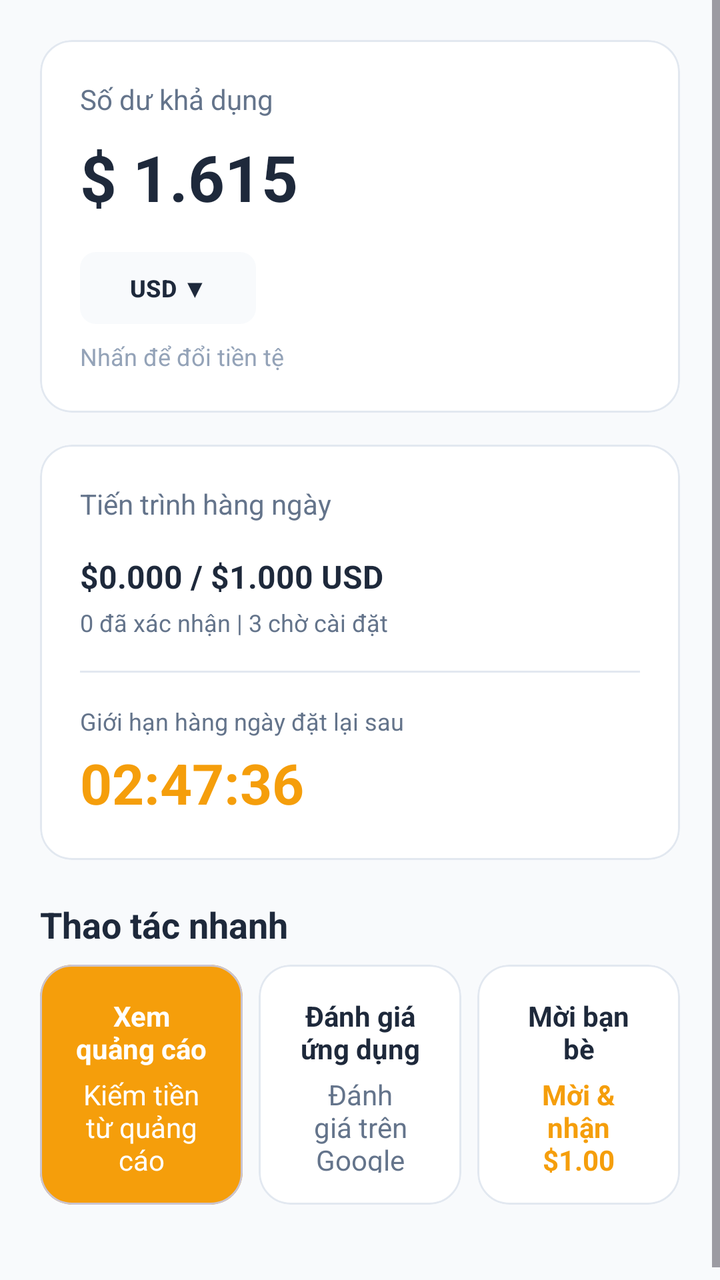
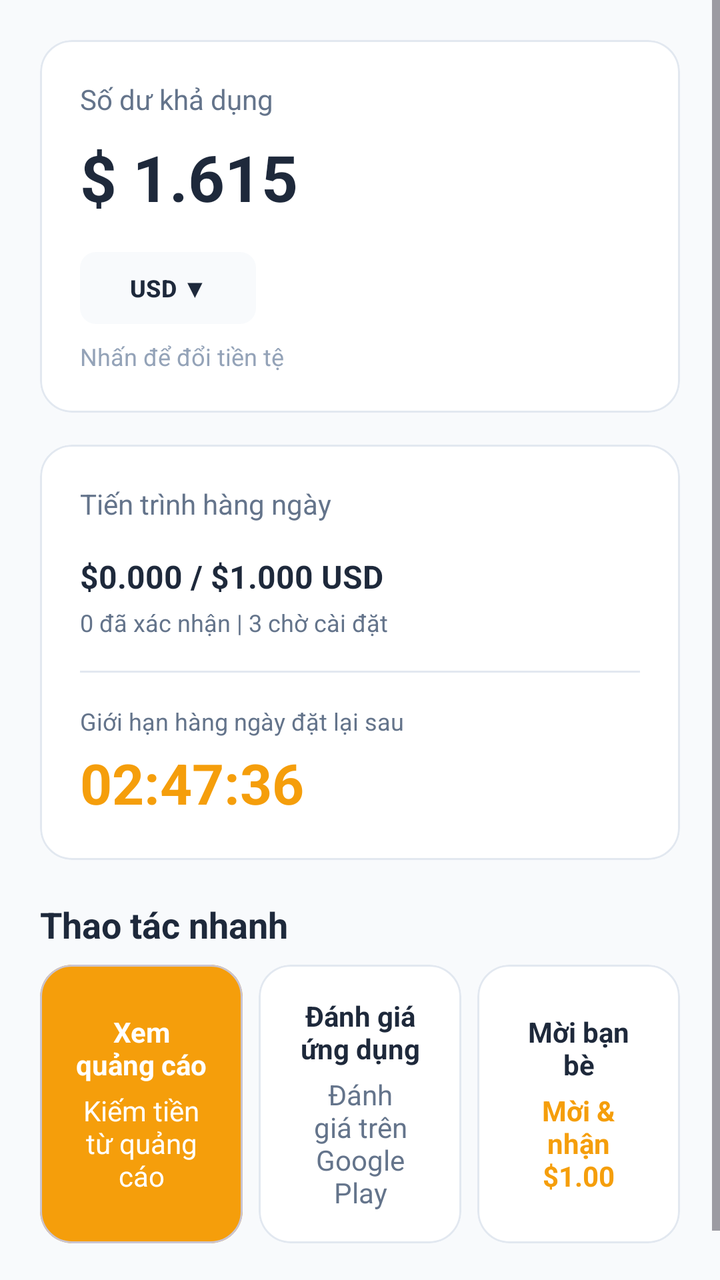

The first picture is an Android layout as it rendered before a commit; the second is the same layout after the commit. The layout source and the unified diff follow.
<!-- AndroidManifest.xml: application theme Theme.View2Earn -->
<!-- res/layout/fragment_home.xml -->
<?xml version="1.0" encoding="utf-8"?>
<ScrollView xmlns:android="http://schemas.android.com/apk/res/android"
    xmlns:app="http://schemas.android.com/apk/res-auto"
    android:layout_width="match_parent"
    android:layout_height="match_parent"
    android:background="@color/neutral_bg"
    android:fillViewport="true">

    <LinearLayout
        android:layout_width="match_parent"
        android:layout_height="wrap_content"
        android:orientation="vertical"
        android:padding="@dimen/spacing_lg">

        
        <com.google.android.material.card.MaterialCardView
            android:layout_width="match_parent"
            android:layout_height="wrap_content"
            app:cardBackgroundColor="@color/surface"
            app:cardCornerRadius="@dimen/corner_radius_lg"
            app:cardElevation="0dp"
            app:strokeColor="@color/border_color"
            app:strokeWidth="1dp">

            <LinearLayout
                android:layout_width="match_parent"
                android:layout_height="wrap_content"
                android:orientation="vertical"
                android:padding="@dimen/spacing_lg">

                <TextView
                    android:layout_width="wrap_content"
                    android:layout_height="wrap_content"
                    android:text="@string/label_available_balance"
                    android:textColor="@color/text_secondary"
                    android:textSize="@dimen/text_secondary" />

                <TextView
                    android:id="@+id/tvBalance"
                    android:layout_width="wrap_content"
                    android:layout_height="wrap_content"
                    android:layout_marginTop="@dimen/spacing_sm"
                    android:text="@string/sample_balance"
                    android:textColor="@color/text_primary"
                    android:textSize="@dimen/text_big_number"
                    android:textStyle="bold" />

                <com.google.android.material.button.MaterialButton
                    android:id="@+id/btnCurrency"
                    style="@style/Widget.Material3.Button.TonalButton"
                    android:layout_width="wrap_content"
                    android:layout_height="36dp"
                    android:layout_marginTop="@dimen/spacing_md"
                    android:insetTop="0dp"
                    android:insetBottom="0dp"
                    android:paddingHorizontal="@dimen/spacing_md"
                    android:paddingVertical="0dp"
                    android:text="@string/currency_usd"
                    android:textColor="@color/text_primary"
                    android:textSize="@dimen/text_caption"
                    android:textStyle="bold"
                    app:backgroundTint="@color/neutral_bg"
                    app:cornerRadius="@dimen/corner_radius_sm" />

                <TextView
                    android:layout_width="wrap_content"
                    android:layout_height="wrap_content"
                    android:layout_marginTop="@dimen/spacing_sm"
                    android:text="@string/subtext_change_currency"
                    android:textColor="@color/text_hint"
                    android:textSize="@dimen/text_caption" />
            </LinearLayout>
        </com.google.android.material.card.MaterialCardView>

        
        <com.google.android.material.card.MaterialCardView
            android:layout_width="match_parent"
            android:layout_height="wrap_content"
            android:layout_marginTop="@dimen/spacing_md"
            app:cardBackgroundColor="@color/surface"
            app:cardCornerRadius="@dimen/corner_radius_lg"
            app:cardElevation="0dp"
            app:strokeColor="@color/border_color"
            app:strokeWidth="1dp">

            <LinearLayout
                android:layout_width="match_parent"
                android:layout_height="wrap_content"
                android:orientation="vertical"
                android:padding="@dimen/spacing_lg">

                <TextView
                    android:layout_width="wrap_content"
                    android:layout_height="wrap_content"
                    android:text="@string/label_daily_progress"
                    android:textColor="@color/text_secondary"
                    android:textSize="@dimen/text_secondary" />

                <TextView
                    android:id="@+id/tvDailyProgressAmount"
                    android:layout_width="wrap_content"
                    android:layout_height="wrap_content"
                    android:layout_marginTop="@dimen/spacing_md"
                    android:text="@string/sample_daily_amount"
                    android:textColor="@color/text_primary"
                    android:textSize="@dimen/text_body"
                    android:textStyle="bold" />

                <TextView
                    android:id="@+id/tvDailyProgressStatus"
                    android:layout_width="wrap_content"
                    android:layout_height="wrap_content"
                    android:layout_marginTop="@dimen/spacing_xs"
                    android:text="@string/sample_daily_status"
                    android:textColor="@color/text_secondary"
                    android:textSize="@dimen/text_caption" />

                <View
                    android:layout_width="match_parent"
                    android:layout_height="1dp"
                    android:layout_marginVertical="@dimen/spacing_md"
                    android:background="@color/border_color" />

                <TextView
                    android:layout_width="wrap_content"
                    android:layout_height="wrap_content"
                    android:text="@string/label_reset_limit"
                    android:textColor="@color/text_secondary"
                    android:textSize="@dimen/text_caption" />

                <TextView
                    android:id="@+id/tvResetTimer"
                    android:layout_width="wrap_content"
                    android:layout_height="wrap_content"
                    android:layout_marginTop="@dimen/spacing_xs"
                    android:text="@string/sample_reset_timer"
                    android:textColor="@color/primary"
                    android:textSize="@dimen/text_timer"
                    android:textStyle="bold" />
            </LinearLayout>
        </com.google.android.material.card.MaterialCardView>

        
        <TextView
            android:layout_width="wrap_content"
            android:layout_height="wrap_content"
            android:layout_marginTop="@dimen/spacing_lg"
            android:text="@string/section_quick_actions"
            android:textColor="@color/text_primary"
            android:textSize="@dimen/text_section_title"
            android:textStyle="bold" />

        <LinearLayout
            android:layout_width="match_parent"
            android:layout_height="wrap_content"
            android:layout_marginTop="@dimen/spacing_sm"
            android:layout_marginBottom="@dimen/spacing_xl"
            android:orientation="horizontal">

            
            <com.google.android.material.card.MaterialCardView
                android:id="@+id/cardWatchAds"
                android:layout_width="0dp"
                android:layout_height="wrap_content"
                android:layout_marginEnd="@dimen/spacing_xs"
                android:layout_weight="1"
                android:clickable="true"
                android:focusable="true"
                app:cardBackgroundColor="@color/primary"
                app:cardCornerRadius="@dimen/corner_radius_lg"
                app:cardElevation="0dp">

                <LinearLayout
                    android:layout_width="match_parent"
                    android:layout_height="120dp"
                    android:gravity="center"
                    android:orientation="vertical"
                    android:padding="@dimen/spacing_md">

                    <TextView
                        android:layout_width="wrap_content"
                        android:layout_height="wrap_content"
                        android:gravity="center"
                        android:text="@string/action_watch_ads_title"
                        android:textColor="@color/on_primary"
                        android:textSize="14sp"
                        android:textStyle="bold" />

                    <TextView
                        android:layout_width="wrap_content"
                        android:layout_height="wrap_content"
                        android:layout_marginTop="@dimen/spacing_xs"
                        android:gravity="center"
                        android:text="@string/action_watch_ads_desc"
                        android:textColor="@color/on_primary"
                        android:textSize="14sp" />
                </LinearLayout>
            </com.google.android.material.card.MaterialCardView>

            
            <com.google.android.material.card.MaterialCardView
                android:id="@+id/cardRateApp"
                android:layout_width="0dp"
                android:layout_height="wrap_content"
                android:layout_marginHorizontal="@dimen/spacing_xs"
                android:layout_weight="1"
                android:clickable="true"
                android:focusable="true"
                app:cardBackgroundColor="@color/surface"
                app:cardCornerRadius="@dimen/corner_radius_lg"
                app:cardElevation="0dp"
                app:strokeColor="@color/border_color"
                app:strokeWidth="1dp">

                <LinearLayout
                    android:layout_width="match_parent"
                    android:layout_height="120dp"
                    android:gravity="center"
                    android:orientation="vertical"
                    android:padding="@dimen/spacing_md">

                    <TextView
                        android:layout_width="wrap_content"
                        android:layout_height="wrap_content"
                        android:gravity="center"
                        android:text="@string/action_rate_app_title"
                        android:textColor="@color/text_primary"
                        android:textSize="14sp"
                        android:textStyle="bold" />

                    <TextView
                        android:layout_width="wrap_content"
                        android:layout_height="wrap_content"
                        android:layout_marginTop="@dimen/spacing_xs"
                        android:gravity="center"
                        android:text="@string/action_rate_app_desc"
                        android:textColor="@color/text_secondary"
                        android:textSize="14sp" />
                </LinearLayout>
            </com.google.android.material.card.MaterialCardView>

            
            <com.google.android.material.card.MaterialCardView
                android:id="@+id/cardInviteFriends"
                android:layout_width="0dp"
                android:layout_height="wrap_content"
                android:layout_marginStart="@dimen/spacing_xs"
                android:layout_weight="1"
                android:clickable="true"
                android:focusable="true"
                app:cardBackgroundColor="@color/surface"
                app:cardCornerRadius="@dimen/corner_radius_lg"
                app:cardElevation="0dp"
                app:strokeColor="@color/border_color"
                app:strokeWidth="1dp">

                <LinearLayout
                    android:layout_width="match_parent"
                    android:layout_height="120dp"
                    android:gravity="center"
                    android:orientation="vertical"
                    android:padding="@dimen/spacing_md">

                    <TextView
                        android:layout_width="wrap_content"
                        android:layout_height="wrap_content"
                        android:gravity="center"
                        android:text="@string/invite_friends_header"
                        android:textColor="@color/text_primary"
                        android:textSize="14sp"
                        android:textStyle="bold" />

                    <TextView
                        android:layout_width="wrap_content"
                        android:layout_height="wrap_content"
                        android:layout_marginTop="@dimen/spacing_xs"
                        android:gravity="center"
                        android:text="Mời &amp; nhận $1.00"
                        android:textColor="@color/primary"
                        android:textSize="14sp"
                        android:textStyle="bold" />
                </LinearLayout>
            </com.google.android.material.card.MaterialCardView>
        </LinearLayout>

    </LinearLayout>
</ScrollView>
<!-- resources referenced by this layout -->
<resources>
  <color name="border_color">#E2E8F0</color>
  <color name="neutral_bg">#F8FAFC</color>
  <color name="on_primary">#FFFFFF</color>
  <color name="primary">#F59E0B</color>
  <color name="surface">#FFFFFF</color>
  <color name="text_hint">#94A3B8</color>
  <color name="text_primary">#1E293B</color>
  <color name="text_secondary">#64748B</color>
  <dimen name="corner_radius_lg">16dp</dimen>
  <dimen name="corner_radius_sm">8dp</dimen>
  <dimen name="spacing_lg">20dp</dimen>
  <dimen name="spacing_md">16dp</dimen>
  <dimen name="spacing_sm">8dp</dimen>
  <dimen name="spacing_xl">24dp</dimen>
  <dimen name="spacing_xs">4dp</dimen>
  <dimen name="text_big_number">32sp</dimen>
  <dimen name="text_body">16sp</dimen>
  <dimen name="text_caption">12sp</dimen>
  <dimen name="text_secondary">14sp</dimen>
  <dimen name="text_section_title">18sp</dimen>
  <dimen name="text_timer">28sp</dimen>
  <string name="action_rate_app_desc">Đánh giá trên Google Play</string>
  <string name="action_rate_app_title">Đánh giá ứng dụng</string>
  <string name="action_watch_ads_desc">Kiếm tiền từ quảng cáo</string>
  <string name="action_watch_ads_title">Xem quảng cáo</string>
  <string name="currency_usd">USD  ▼</string>
  <string name="invite_friends_header">Mời bạn bè</string>
  <string name="label_available_balance">Số dư khả dụng</string>
  <string name="label_daily_progress">Tiến trình hàng ngày</string>
  <string name="label_reset_limit">Giới hạn hàng ngày đặt lại sau</string>
  <string name="sample_balance">$ 1.615</string>
  <string name="sample_daily_amount">$0.000 / $1.000 USD</string>
  <string name="sample_daily_status">0 đã xác nhận | 3 chờ cài đặt</string>
  <string name="sample_reset_timer">02:47:36</string>
  <string name="section_quick_actions">Thao tác nhanh</string>
  <string name="subtext_change_currency">Nhấn để đổi tiền tệ</string>
  <style name="Theme.View2Earn" parent="Base.Theme.View2Earn" />
  <style name="Base.Theme.View2Earn" parent="Theme.Material3.Light.NoActionBar">
          
          <item name="colorPrimary">@color/primary</item>
          <item name="colorOnPrimary">@color/on_primary</item>
          <item name="android:windowBackground">@color/neutral_bg</item>
          <item name="android:statusBarColor">@color/neutral_bg</item>
          <item name="android:windowLightStatusBar" tools:targetApi="m">true</item>
      </style>
</resources>

<!-- the commit's change to res/layout/fragment_home.xml (unified diff, before → after) -->
@@ -155,13 +155,14 @@
             android:layout_height="wrap_content"
             android:layout_marginTop="@dimen/spacing_sm"
             android:layout_marginBottom="@dimen/spacing_xl"
+            android:baselineAligned="false"
             android:orientation="horizontal">
 
             
             <com.google.android.material.card.MaterialCardView
                 android:id="@+id/cardWatchAds"
                 android:layout_width="0dp"
-                android:layout_height="wrap_content"
+                android:layout_height="match_parent"
                 android:layout_marginEnd="@dimen/spacing_xs"
                 android:layout_weight="1"
                 android:clickable="true"
@@ -172,7 +173,8 @@
 
                 <LinearLayout
                     android:layout_width="match_parent"
-                    android:layout_height="120dp"
+                    android:layout_height="match_parent"
+                    android:minHeight="100dp"
                     android:gravity="center"
                     android:orientation="vertical"
                     android:padding="@dimen/spacing_md">
@@ -201,7 +203,7 @@
             <com.google.android.material.card.MaterialCardView
                 android:id="@+id/cardRateApp"
                 android:layout_width="0dp"
-                android:layout_height="wrap_content"
+                android:layout_height="match_parent"
                 android:layout_marginHorizontal="@dimen/spacing_xs"
                 android:layout_weight="1"
                 android:clickable="true"
@@ -214,7 +216,8 @@
 
                 <LinearLayout
                     android:layout_width="match_parent"
-                    android:layout_height="120dp"
+                    android:layout_height="match_parent"
+                    android:minHeight="100dp"
                     android:gravity="center"
                     android:orientation="vertical"
                     android:padding="@dimen/spacing_md">
@@ -243,7 +246,7 @@
             <com.google.android.material.card.MaterialCardView
                 android:id="@+id/cardInviteFriends"
                 android:layout_width="0dp"
-                android:layout_height="wrap_content"
+                android:layout_height="match_parent"
                 android:layout_marginStart="@dimen/spacing_xs"
                 android:layout_weight="1"
                 android:clickable="true"
@@ -256,7 +259,8 @@
 
                 <LinearLayout
                     android:layout_width="match_parent"
-                    android:layout_height="120dp"
+                    android:layout_height="match_parent"
+                    android:minHeight="100dp"
                     android:gravity="center"
                     android:orientation="vertical"
                     android:padding="@dimen/spacing_md">
